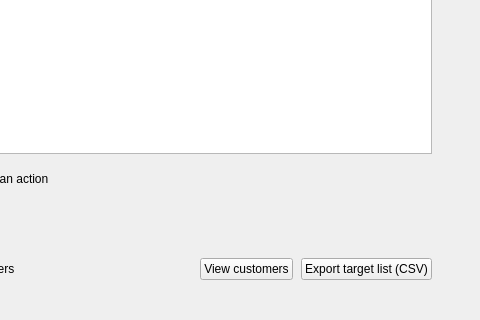
Before: the Qt Designer form ui_app/ui/pages/ClusterMarketingPage.ui in Trinh186/Machine-Learning, drawn with Qt 5; both pictures show x 638 to 1118 and y 424 to 744 of the 1118 by 744 pixel window.
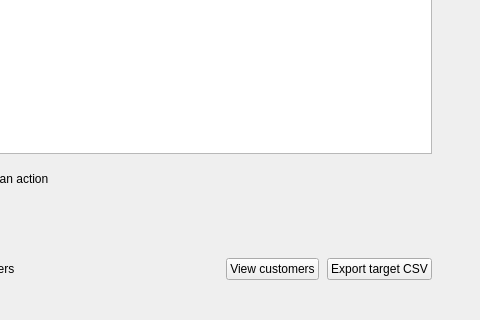
After: the same form once the commit is applied.

The edit to the form file:
```diff
--- a/ui_app/ui/pages/ClusterMarketingPage.ui
+++ b/ui_app/ui/pages/ClusterMarketingPage.ui
@@ -502,7 +502,7 @@
           <item>
            <widget class="QPushButton" name="btnExportTarget">
             <property name="text">
-             <string>Export target list (CSV)</string>
+             <string>Export target CSV</string>
             </property>
             <property name="cssClass" stdset="0">
              <string>primary</string>
```
